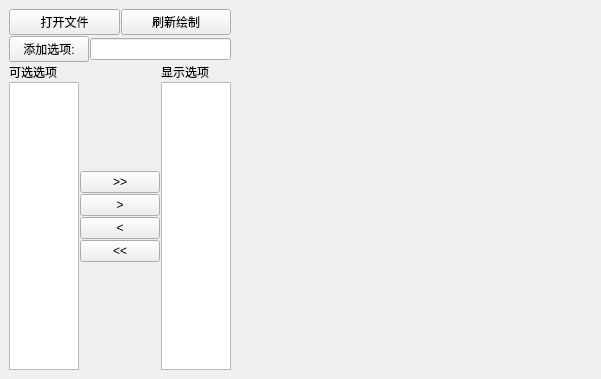
Above: Tool/top_graphic/top_graphic_4/main_window.ui from ZhengPengqiao/Py-Study before the change. Below: the same form after it.
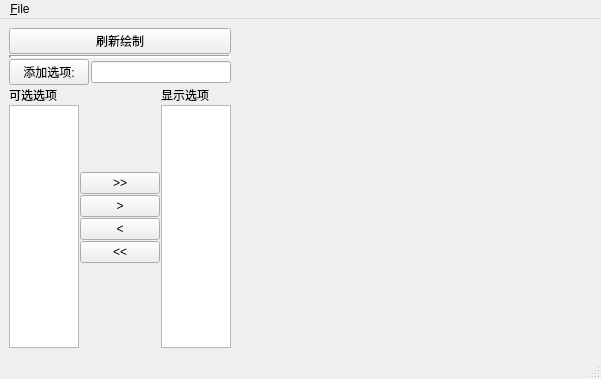
That is the form after the change.

Commit message: 1:解决使用获取文件对话框时造成的段错误

Patch:
```diff
--- a/Tool/top_graphic/top_graphic_4/main_window.ui
+++ b/Tool/top_graphic/top_graphic_4/main_window.ui
@@ -22,7 +22,7 @@
    </property>
    <layout class="QHBoxLayout" name="horizontalLayout" stretch="1,10">
     <item>
-     <layout class="QVBoxLayout" name="ctrl_layout" stretch="0,0,0">
+     <layout class="QVBoxLayout" name="ctrl_layout" stretch="0,0,0,0">
       <property name="spacing">
        <number>1</number>
       </property>
@@ -30,16 +30,9 @@
        <enum>QLayout::SetMinAndMaxSize</enum>
       </property>
       <item>
-       <layout class="QHBoxLayout" name="horizontalLayout_3">
+       <layout class="QHBoxLayout" name="horizontalLayout_5">
         <item>
-         <widget class="QPushButton" name="open_file_button">
-          <property name="text">
-           <string>打开文件</string>
-          </property>
-         </widget>
-        </item>
-        <item>
-         <widget class="QPushButton" name="pushButton_2">
+         <widget class="QPushButton" name="redraw_button">
           <property name="text">
            <string>刷新绘制</string>
           </property>
@@ -47,6 +40,16 @@
         </item>
        </layout>
       </item>
+      <item>
+       <widget class="Line" name="line_2">
+        <property name="lineWidth">
+         <number>3</number>
+        </property>
+        <property name="orientation">
+         <enum>Qt::Horizontal</enum>
+        </property>
+       </widget>
+      </item>
       <item>
        <layout class="QHBoxLayout" name="horizontalLayout_2">
         <item>
@@ -56,6 +59,13 @@
           </property>
          </widget>
         </item>
+        <item>
+         <widget class="Line" name="line">
+          <property name="orientation">
+           <enum>Qt::Horizontal</enum>
+          </property>
+         </widget>
+        </item>
         <item>
          <widget class="QLineEdit" name="lineEdit_itemString"/>
         </item>
@@ -185,6 +195,24 @@
     </item>
    </layout>
   </widget>
+  <widget class="QStatusBar" name="statusBar"/>
+  <widget class="QMenuBar" name="menuBar">
+   <property name="geometry">
+    <rect>
+     <x>0</x>
+     <y>0</y>
+     <width>601</width>
+     <height>19</height>
+    </rect>
+   </property>
+   <widget class="QMenu" name="menu_File">
+    <property name="title">
+     <string>&amp;File</string>
+    </property>
+    <addaction name="action_Open"/>
+   </widget>
+   <addaction name="menu_File"/>
+  </widget>
   <action name="action_Open">
    <property name="text">
     <string>&amp;Open</string>
```
Left out of the diff: 40 changed lines with no effect on the pictures. The commit also changes 3 other files.
